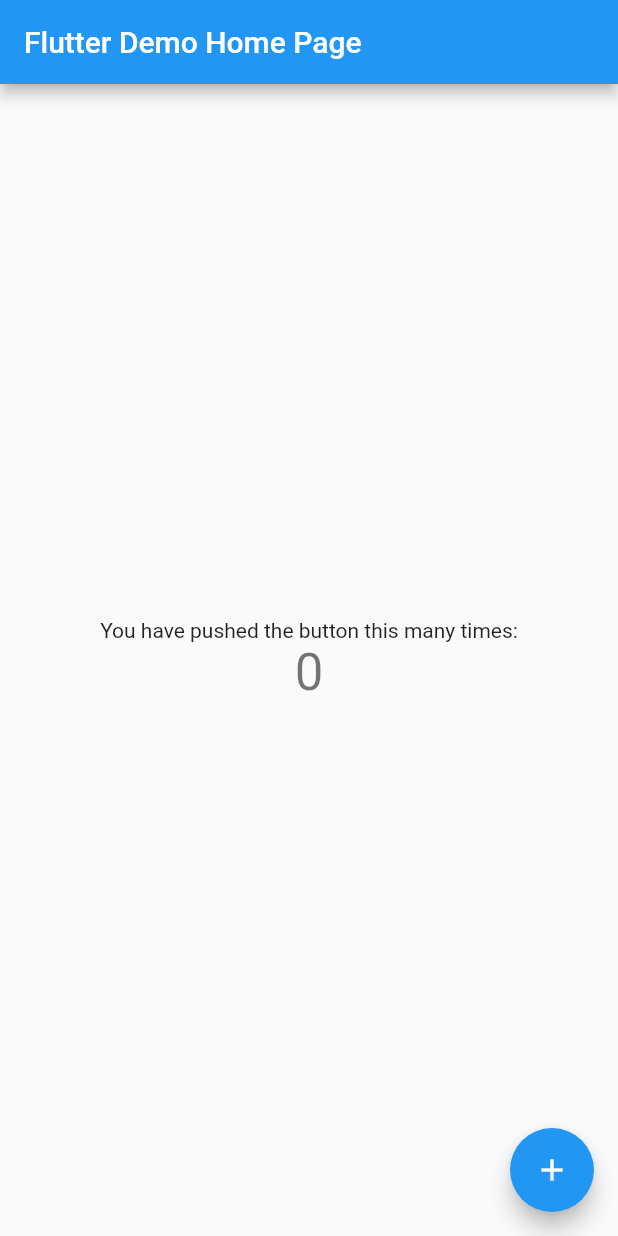
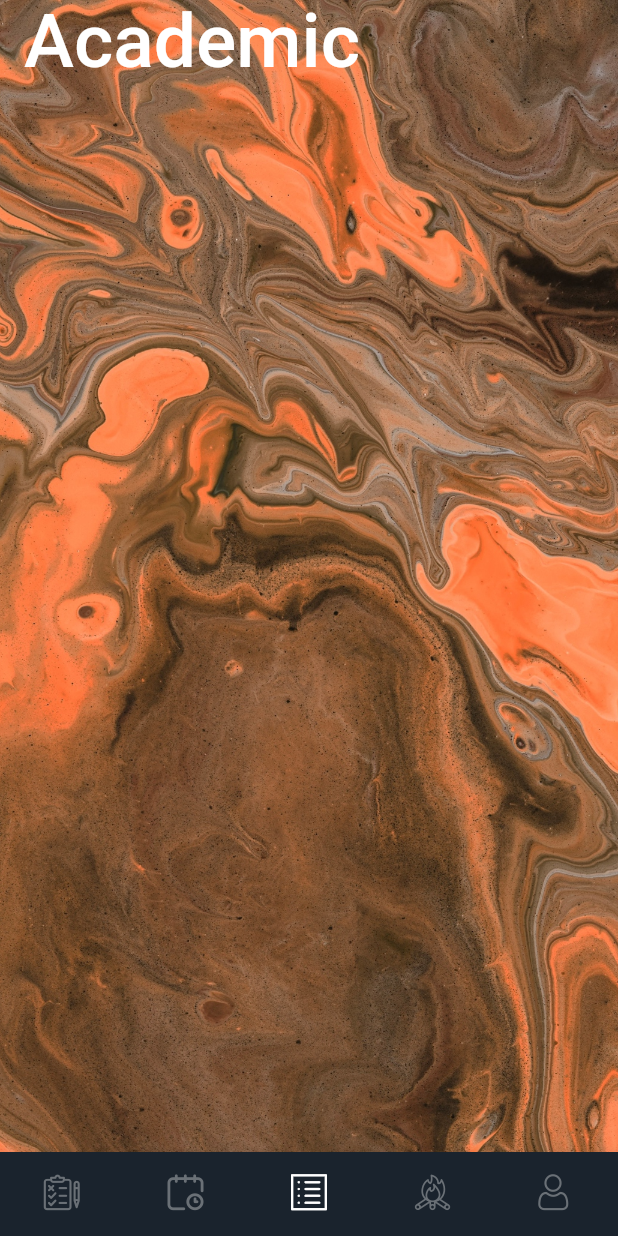
Before and after one commit to abishek-bupathi/college-companion, a Flutter app: the screen it shows after launch, on a phone screen of 412 x 824 dp. Run offline on Flutter 3.47's test engine with Material 2 defaults, Android fonts, the phone set to English and light mode, and no system bars.

Commit message:
Adding icons and backgrounds with bottom navigation

```diff
--- /dev/null
+++ b/lib/academic.dart
@@ -0,0 +1,25 @@
+import 'package:flutter/material.dart';
+
+class Academic extends StatelessWidget{
+
+  @override
+  Widget build(BuildContext context) {
+
+    return Container(
+      decoration: BoxDecoration(
+          image: DecorationImage(
+              image: AssetImage("assets/backgrounds/wallpaper2.jpg"), fit: BoxFit.cover)),
+      child: Scaffold(
+             backgroundColor: Colors.transparent,
+            appBar: AppBar(
+              elevation: 0,
+              backgroundColor: Colors.transparent,
+              title: Text('Academic', style: TextStyle(fontSize: 50,color: Colors.white)),
+            )
+
+       ),
+
+    );
+  }
+
+}
--- /dev/null
+++ b/lib/custom_icons.dart
@@ -0,0 +1,29 @@
+/// Flutter icons CustomIcons
+/// Copyright (C) 2020 by original authors @ fluttericon.com, fontello.com
+/// This font was generated by FlutterIcon.com, which is derived from Fontello.
+///
+/// To use this font, place it in your fonts/ directory and include the
+/// following in your pubspec.yaml
+///
+/// flutter:
+///   fonts:
+///    - family:  CustomIcons
+///      fonts:
+///       - asset: fonts/CustomIcons.ttf
+///
+///
+///
+import 'package:flutter/widgets.dart';
+
+class CustomIcons {
+  CustomIcons._();
+
+  static const _kFontFam = 'CustomIcons';
+  static const _kFontPkg = null;
+
+  static const IconData calendar = IconData(0xe800, fontFamily: _kFontFam, fontPackage: _kFontPkg);
+  static const IconData man_avatar = IconData(0xe801, fontFamily: _kFontFam, fontPackage: _kFontPkg);
+  static const IconData scout = IconData(0xe802, fontFamily: _kFontFam, fontPackage: _kFontPkg);
+  static const IconData test = IconData(0xe803, fontFamily: _kFontFam, fontPackage: _kFontPkg);
+  static const IconData list = IconData(0xe806, fontFamily: _kFontFam, fontPackage: _kFontPkg);
+}
--- a/lib/main.dart
+++ b/lib/main.dart
@@ -1,111 +1,80 @@
+
 import 'package:flutter/material.dart';
+import './academic.dart';
+import './activities.dart';
+import './exams.dart';
+import './classes.dart';
+import './profile.dart';
+import './custom_icons.dart';
 
 void main() => runApp(MyApp());
 
-class MyApp extends StatelessWidget {
-  // This widget is the root of your application.
+class MyApp extends StatefulWidget {
+
+  @override
+    State<StatefulWidget> createState() {
+      // TODO: implement createState
+      return MyAppState();
+    }
+}
+
+class MyAppState extends State<MyApp>{
+
+  int _selectedPage = 2;
+  final _pageOptions = [
+    Exams(),
+    Classes(),
+    Academic(),
+    Activities(),
+    Profile(),
+  ];
+
   @override
   Widget build(BuildContext context) {
     return MaterialApp(
-      title: 'Flutter Demo',
-      theme: ThemeData(
-        // This is the theme of your application.
-        //
-        // Try running your application with "flutter run". You'll see the
-        // application has a blue toolbar. Then, without quitting the app, try
-        // changing the primarySwatch below to Colors.green and then invoke
-        // "hot reload" (press "r" in the console where you ran "flutter run",
-        // or simply save your changes to "hot reload" in a Flutter IDE).
-        // Notice that the counter didn't reset back to zero; the application
-        // is not restarted.
-        primarySwatch: Colors.blue,
-      ),
-      home: MyHomePage(title: 'Flutter Demo Home Page'),
+        title: "College Companion",
+        home: Scaffold(
+
+          body: _pageOptions[_selectedPage],
+          bottomNavigationBar: BottomNavigationBar(
+
+            backgroundColor: const Color(0xFF1a232d),
+            selectedItemColor: Colors.white,
+            unselectedItemColor: const Color(0xFF6a7076),
+            showSelectedLabels: false,
+            showUnselectedLabels: false,
+            type: BottomNavigationBarType.fixed,
+
+            currentIndex: _selectedPage,
+            onTap: (int index){
+              setState(() {
+                _selectedPage = index;
+              });
+            },
+            items: [
+              BottomNavigationBarItem(
+                  icon: Icon(CustomIcons.test),
+                  title: Text('Exam'),
+              ),
+              BottomNavigationBarItem(
+                icon: Icon(CustomIcons.calendar),
+                title: Text('Classes'),
+              ),
+              BottomNavigationBarItem(
+                icon: Icon(CustomIcons.list),
+                title: Text('Academic'),
+              ),
+              BottomNavigationBarItem(
+                icon: Icon(CustomIcons.scout),
+                title: Text('Activities'),
+              ),
+              BottomNavigationBarItem(
+                icon: Icon(CustomIcons.man_avatar),
+                title: Text('Profile'),
+              ),
+            ],
+          ),
+      )
     );
   }
 }
-
-class MyHomePage extends StatefulWidget {
-  MyHomePage({Key key, this.title}) : super(key: key);
-
-  // This widget is the home page of your application. It is stateful, meaning
-  // that it has a State object (defined below) that contains fields that affect
-  // how it looks.
-
-  // This class is the configuration for the state. It holds the values (in this
-  // case the title) provided by the parent (in this case the App widget) and
-  // used by the build method of the State. Fields in a Widget subclass are
-  // always marked "final".
-
-  final String title;
-
-  @override
-  _MyHomePageState createState() => _MyHomePageState();
-}
-
-class _MyHomePageState extends State<MyHomePage> {
-  int _counter = 0;
-
-  void _incrementCounter() {
-    setState(() {
-      // This call to setState tells the Flutter framework that something has
-      // changed in this State, which causes it to rerun the build method below
-      // so that the display can reflect the updated values. If we changed
-      // _counter without calling setState(), then the build method would not be
-      // called again, and so nothing would appear to happen.
-      _counter++;
-    });
-  }
-
-  @override
-  Widget build(BuildContext context) {
-    // This method is rerun every time setState is called, for instance as done
-    // by the _incrementCounter method above.
-    //
-    // The Flutter framework has been optimized to make rerunning build methods
-    // fast, so that you can just rebuild anything that needs updating rather
-    // than having to individually change instances of widgets.
-    return Scaffold(
-      appBar: AppBar(
-        // Here we take the value from the MyHomePage object that was created by
-        // the App.build method, and use it to set our appbar title.
-        title: Text(widget.title),
-      ),
-      body: Center(
-        // Center is a layout widget. It takes a single child and positions it
-        // in the middle of the parent.
-        child: Column(
-          // Column is also a layout widget. It takes a list of children and
-          // arranges them vertically. By default, it sizes itself to fit its
-          // children horizontally, and tries to be as tall as its parent.
-          //
-          // Invoke "debug painting" (press "p" in the console, choose the
-          // "Toggle Debug Paint" action from the Flutter Inspector in Android
-          // Studio, or the "Toggle Debug Paint" command in Visual Studio Code)
-          // to see the wireframe for each widget.
-          //
-          // Column has various properties to control how it sizes itself and
-          // how it positions its children. Here we use mainAxisAlignment to
-          // center the children vertically; the main axis here is the vertical
-          // axis because Columns are vertical (the cross axis would be
-          // horizontal).
-          mainAxisAlignment: MainAxisAlignment.center,
-          children: <Widget>[
-            Text(
-              'You have pushed the button this many times:',
-            ),
-            Text(
-              '$_counter',
-              style: Theme.of(context).textTheme.display1,
-            ),
-          ],
-        ),
-      ),
-      floatingActionButton: FloatingActionButton(
-        onPressed: _incrementCounter,
-        tooltip: 'Increment',
-        child: Icon(Icons.add),
-      ), // This trailing comma makes auto-formatting nicer for build methods.
-    );
-  }
-}
--- /dev/null
+++ b/lib/profile.dart
@@ -0,0 +1,16 @@
+import 'package:flutter/material.dart';
+
+class Profile extends StatelessWidget{
+
+  @override
+  Widget build(BuildContext context) {
+
+    return Container(
+      padding: EdgeInsets.all(25),
+      child: Text('Profile'),
+    );
+    // TODO: implement build
+    return null;
+  }
+
+}
```
Also changed, not shown: lib/activities.dart (added, +26 -0 lines), lib/classes.dart (added, +26 -0 lines), lib/exams.dart (added, +25 -0 lines), pubspec.yaml (+8 -3 lines), assets/backgrounds/wallpaper1.jpg (added), assets/backgrounds/wallpaper2.jpg (added), assets/backgrounds/wallpaper3.jpg (added), assets/backgrounds/wallpaper4.jpg (added), icons/CustomIcons.ttf (added).
